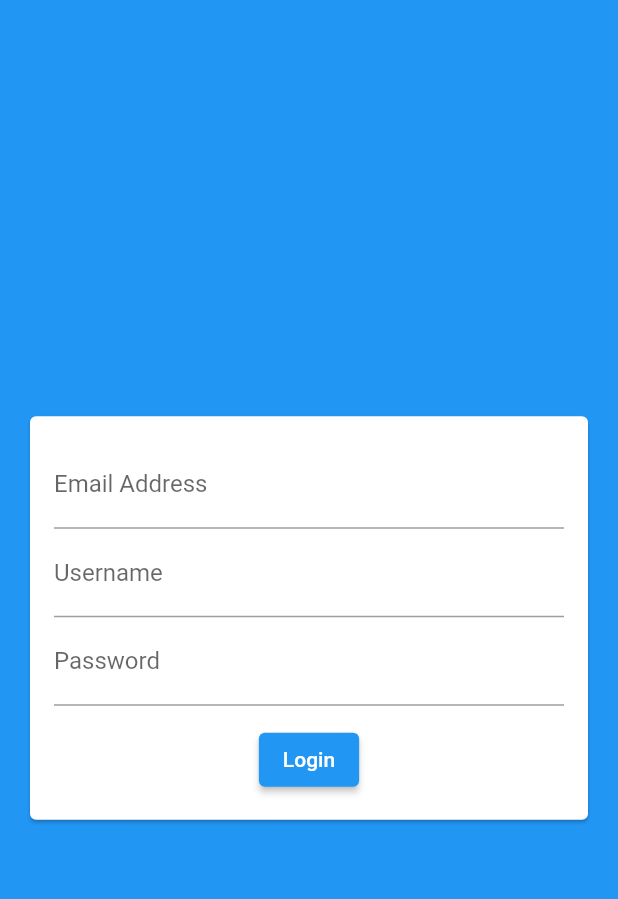
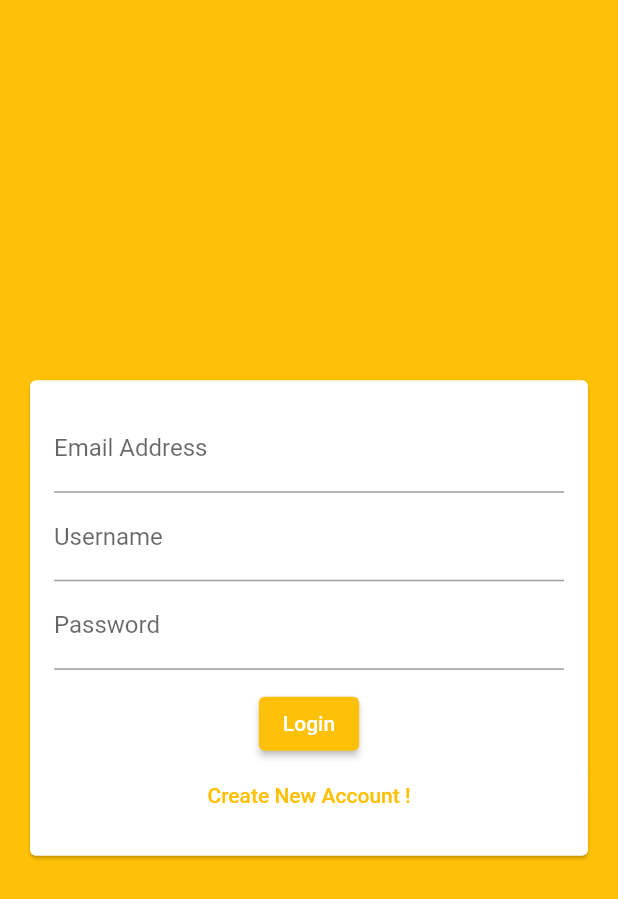
Before and after one commit to hawaSylla/LitehouseBeta, a Flutter app: the AuthScreen screen opened directly, on a phone screen of 412 x 824 dp. Shown: the top 899 px of the screen. Run offline on Flutter 3.47's test engine with Material 2 defaults, Android fonts, the phone set to English and light mode, and no system bars; our stand-ins replace cloud_firestore, firebase_core; accounts and stored records are empty.

Commit message:
Auth theme adjustments

```diff
--- a/lib/widgets/auth/auth_form.dart
+++ b/lib/widgets/auth/auth_form.dart
@@ -36,7 +36,16 @@ class _AuthFormState extends State<AuthForm> {
               SizedBox(
                 height: 12,
               ),
-              ElevatedButton(onPressed: (() {}), child: Text('Login'))
+              ElevatedButton(
+                onPressed: (() {}),
+                child: Text('Login'),
+              ),
+              TextButton(
+                  style: TextButton.styleFrom(
+                    foregroundColor: Theme.of(context).primaryColor,
+                  ),
+                  onPressed: (() {}),
+                  child: Text("Create New Account !"))
             ],
           )),
         )),
```
Also changed, not shown: lib/main.dart (+26 -3 lines).
